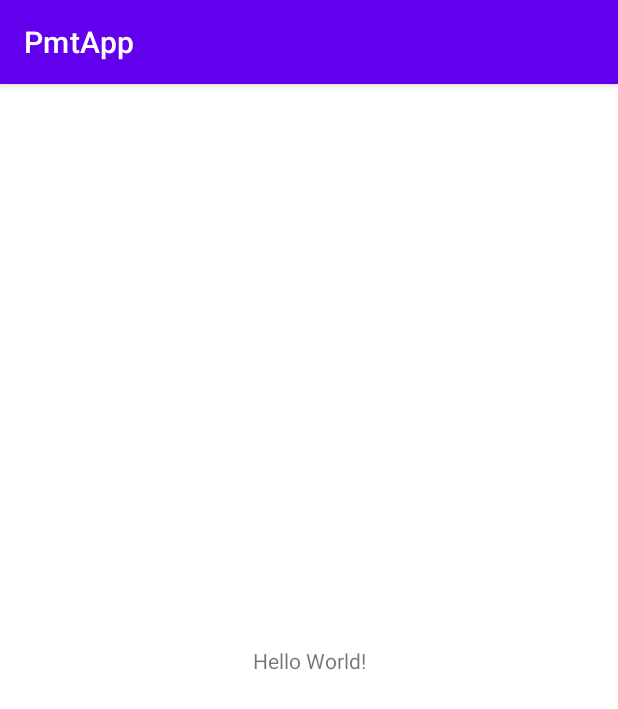
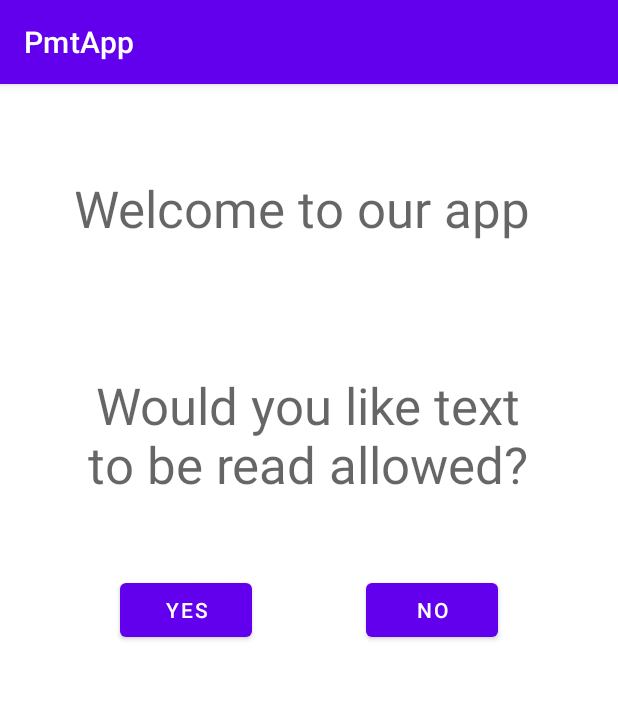
Before and after one commit to AdamBaish/PmtApp, an Android app: the screen it shows after launch (MainActivity), on a phone screen of 412 x 824 dp. Shown: the top 709 px of the screen. Run offline under Robolectric (Android 15) with nearby library versions, the phone set to English and light mode, and no system bars.

Commit message:
Initial Homepage design idea

```diff
--- a/app/src/main/res/layout/activity_main.xml
+++ b/app/src/main/res/layout/activity_main.xml
@@ -7,12 +7,50 @@
     tools:context=".MainActivity">
 
     <TextView
+        android:id="@+id/textView"
+        android:layout_width="310dp"
+        android:layout_height="67dp"
+        android:layout_marginTop="60dp"
+        android:text="Welcome to our app "
+        android:textAlignment="center"
+        android:textAppearance="@style/TextAppearance.AppCompat.Display1"
+        app:layout_constraintEnd_toEndOf="parent"
+        app:layout_constraintHorizontal_bias="0.495"
+        app:layout_constraintStart_toStartOf="parent"
+        app:layout_constraintTop_toTopOf="parent" />
+
+    <TextView
+        android:id="@+id/textView2"
+        android:layout_width="310dp"
+        android:layout_height="95dp"
+        android:layout_marginTop="64dp"
+        android:text="Would you like text to be read allowed?"
+        android:textAlignment="center"
+        android:textAllCaps="false"
+        android:textAppearance="@style/TextAppearance.AppCompat.Display1"
+        android:textIsSelectable="false"
+        app:layout_constraintEnd_toEndOf="parent"
+        app:layout_constraintHorizontal_bias="0.495"
+        app:layout_constraintStart_toStartOf="parent"
+        app:layout_constraintTop_toBottomOf="@+id/textView" />
+
+    <Button
+        android:id="@+id/Yes_Read_Out"
         android:layout_width="wrap_content"
         android:layout_height="wrap_content"
-        android:text="Hello World!"
-        app:layout_constraintBottom_toBottomOf="parent"
-        app:layout_constraintLeft_toLeftOf="parent"
-        app:layout_constraintRight_toRightOf="parent"
-        app:layout_constraintTop_toTopOf="parent" />
+        android:layout_marginStart="80dp"
+        android:layout_marginTop="40dp"
+        android:text="Yes"
+        app:layout_constraintStart_toStartOf="parent"
+        app:layout_constraintTop_toBottomOf="@+id/textView2" />
 
+    <Button
+        android:id="@+id/No_Read_Out"
+        android:layout_width="wrap_content"
+        android:layout_height="wrap_content"
+        android:layout_marginTop="40dp"
+        android:layout_marginEnd="80dp"
+        android:text="No"
+        app:layout_constraintEnd_toEndOf="parent"
+        app:layout_constraintTop_toBottomOf="@+id/textView2" />
 </androidx.constraintlayout.widget.ConstraintLayout>
```
